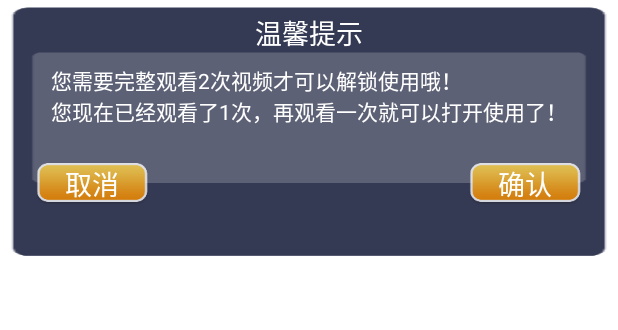
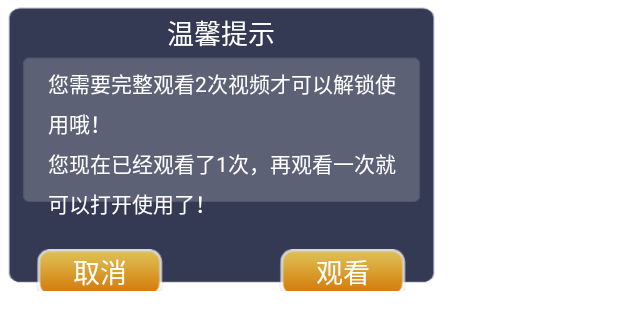
Before and after one commit to YangChengTeam/mini-sgame, an Android app: the layout watch_video_dialog.xml on its own in the app's theme, with its tools: preview values and no code run, on a phone screen of 412 x 824 dp. Shown: the top 330 px of the screen. Run offline under Robolectric (Android 15) with nearby library versions, the phone set to English and light mode, and no system bars.

Commit message:
界面布局参考设计图调整

```diff
--- a/app/src/main/java/com/xxj/yxwxr/view/BaseActivity.java
+++ b/app/src/main/java/com/xxj/yxwxr/view/BaseActivity.java
@@ -15,19 +15,16 @@ import android.support.annotation.Nullable;
 import android.support.v4.content.FileProvider;
 import android.support.v7.app.AppCompatActivity;
 import android.text.TextUtils;
-import android.util.Log;
 import android.view.View;
 import android.view.Window;
 import android.view.WindowManager;
 import android.widget.Toast;
 
 import com.kk.securityhttp.domain.GoagalInfo;
-import com.kk.utils.LogUtil;
 import com.kk.utils.PathUtil;
 import com.kk.utils.security.Md5;
 import com.liulishuo.okdownload.DownloadListener;
 import com.liulishuo.okdownload.DownloadTask;
-import com.liulishuo.okdownload.OkDownload;
 import com.liulishuo.okdownload.StatusUtil;
 import com.liulishuo.okdownload.core.breakpoint.BreakpointInfo;
 import com.liulishuo.okdownload.core.cause.EndCause;
--- a/app/src/main/java/com/xxj/yxwxr/view/SplashActivity.java
+++ b/app/src/main/java/com/xxj/yxwxr/view/SplashActivity.java
@@ -47,7 +47,7 @@ public class SplashActivity extends BaseActivity {
             public void run() {
                 showAd();
             }
-        }, 300);
+        }, 700);
     }
 
     @Override
--- a/app/src/main/res/layout/watch_video_dialog.xml
+++ b/app/src/main/res/layout/watch_video_dialog.xml
@@ -1,7 +1,7 @@
 <?xml version="1.0" encoding="utf-8"?>
 <RelativeLayout xmlns:android="http://schemas.android.com/apk/res/android"
-    android:layout_width="wrap_content"
-    android:layout_height="wrap_content"
+    android:layout_width="295dp"
+    android:layout_height="194dp"
     android:background="@mipmap/loading_pop">
 
     <TextView
@@ -20,9 +20,10 @@
         android:layout_height="wrap_content"
         android:layout_below="@id/watch_video_dialog_title"
         android:layout_centerHorizontal="true"
-        android:layout_marginTop="8dp"
+        android:layout_marginTop="10dp"
+        android:lineSpacingMultiplier='1.3'
         android:paddingLeft="32dp"
-        android:paddingRight="32dp"
+        android:paddingRight="28dp"
         android:text="您需要完整观看2次视频才可以解锁使用哦！\n您现在已经观看了1次，再观看一次就可以打开使用了！"
         android:textColor="@color/white"
         android:textSize="14sp" />
@@ -31,17 +32,18 @@
         android:layout_width="match_parent"
         android:layout_height="wrap_content"
         android:layout_below="@id/watch_video_dialog_des"
-        android:layout_marginTop="24dp"
+        android:layout_marginTop="20dp"
         android:orientation="horizontal"
         android:paddingLeft="24dp"
         android:paddingRight="24dp">
 
         <TextView
             android:id="@+id/watch_video_dialog_btn_cancel"
-            android:layout_width="wrap_content"
-            android:layout_height="wrap_content"
+            android:layout_width="85dp"
+            android:layout_height="34dp"
             android:background="@mipmap/loading_btn_yellow"
             android:gravity="center"
+            android:paddingBottom="3dp"
             android:text="取消"
             android:textColor="@color/white"
             android:textSize="18sp" />
@@ -53,11 +55,12 @@
 
         <TextView
             android:id="@+id/watch_video_dialog_btn_affirm"
-            android:layout_width="wrap_content"
-            android:layout_height="wrap_content"
+            android:layout_width="85dp"
+            android:layout_height="34dp"
             android:background="@mipmap/loading_btn_yellow"
             android:gravity="center"
-            android:text="确认"
+            android:paddingBottom="3dp"
+            android:text="观看"
             android:textColor="@color/white"
             android:textSize="18sp" />
 
```
Also changed, not shown: app/src/main/res/layout/activity_loading.xml (+10 -8 lines).
